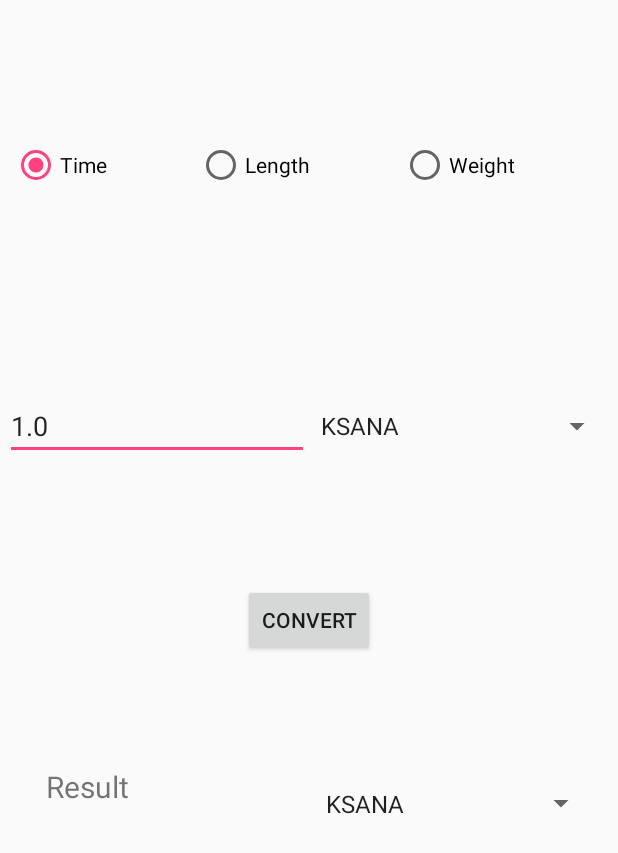
After one commit to slashgk/Ayush-SIH, an Android app: the Calculator screen opened directly, with no data from a screen before it, on a phone screen of 412 x 824 dp. The commit adds this screen. Shown: the top 853 px of the screen. Run offline under Robolectric (Android 15) with nearby library versions, the phone set to English and light mode, and no system bars.

Commit message:
Calculator time done

```diff
--- /dev/null
+++ b/app/src/main/java/com/bitplasma/app/ayush_demo/Calculator.java
@@ -0,0 +1,80 @@
+package com.bitplasma.app.ayush_demo;
+
+import android.support.v7.app.AppCompatActivity;
+import android.os.Bundle;
+import android.util.Log;
+import android.view.View;
+import android.widget.AdapterView;
+import android.widget.ArrayAdapter;
+import android.widget.Button;
+import android.widget.EditText;
+import android.widget.RadioButton;
+import android.widget.RadioGroup;
+import android.widget.Spinner;
+import android.widget.TextView;
+import android.widget.Toast;
+
+import org.w3c.dom.Text;
+
+import java.util.HashMap;
+
+public class Calculator extends AppCompatActivity {
+    public static final String LOG_TAG = AyurvedaLoader.class.getName();
+    Spinner sp1,sp2;
+    RadioGroup rg;
+    EditText inp;
+    TextView output;
+    Button converter;
+    @Override
+    protected void onCreate(Bundle savedInstanceState) {
+        super.onCreate(savedInstanceState);
+        setContentView(R.layout.activity_calculator);
+        rg=(RadioGroup)findViewById(R.id.RGroup);
+        sp1=(Spinner)findViewById(R.id.sp);
+        sp2=(Spinner)findViewById(R.id.output_sp);
+        inp=(EditText)findViewById(R.id.inp);
+        converter=(Button)findViewById(R.id.convert_bt);
+       // converter.setOnClickListener();
+        String arraySpinner[] = getResources().getStringArray(R.array.time_array);
+        ArrayAdapter<String> adapter = new ArrayAdapter<String>(Calculator.this,
+                android.R.layout.simple_spinner_item, arraySpinner);
+        adapter.setDropDownViewResource(android.R.layout.simple_spinner_dropdown_item);
+        sp1.setAdapter(adapter);
+        sp2.setAdapter(adapter);
+        output=(TextView)findViewById(R.id.output_tv);
+        converter.setOnClickListener(new Button.OnClickListener()
+        {
+
+            @Override
+            public void onClick(View view) {
+                double input=Double.valueOf(inp.getText().toString());
+                String inp_unit=sp1.getSelectedItem().toString();
+                String out_unit=sp2.getSelectedItem().toString();
+                int selectedId = rg.getCheckedRadioButtonId();
+                RadioButton radioButton = (RadioButton) findViewById(selectedId);
+                Log.e(LOG_TAG,"1");
+                String rad=radioButton.getText().toString();
+                if(rad.equals("Time")){
+                    int i=0;
+                    for(i=0;i<UnitValues.time_units.length;i++){
+                        if(inp_unit.equals(UnitValues.time_units[i])){
+                            break;
+                        }
+                    }
+                    Log.e(LOG_TAG,Integer.valueOf(i).toString());
+                    double seconds = input*UnitValues.time_values[i];
+                    Log.e(LOG_TAG,"3");
+                    for(i=0;i<UnitValues.time_units.length;i++){
+                        if(out_unit.equals(UnitValues.time_units[i])){
+                            break;
+                        }
+                    }
+                    double out_unitss = seconds/UnitValues.time_values[i];
+                    output.setText(Double.valueOf(out_unitss).toString());
+                }
+            }
+        });
+
+    }
+
+}
--- a/app/src/main/java/com/bitplasma/app/ayush_demo/UnitValues.java
+++ b/app/src/main/java/com/bitplasma/app/ayush_demo/UnitValues.java
@@ -1,9 +1,13 @@
 package com.bitplasma.app.ayush_demo;
+
+import java.util.HashMap;
 
 /**
  * Created by slash on 24-03-2018.
  */
 
 public class UnitValues {
+    static String time_units[]={"KSANA","LAVA","NIMESHA","KASTHA","KALA","GHATI","MUHURTA","AHORATRA","PAKSA","MASA","MASA","RITU","AYANA","SAMVATSARA","YUGA","SECOND","MINUTES","HOUR","DAY","MONTHS","YEAR"};
+    static double time_values[]={0.38,0.77,1.55,4.66,140.0,1440.0,2880.0,86400.0,1.296e+6,2.592e+6,5.184e+6,1.577e+7,3.154e+7,1.577e+8,1,};
 
 }
--- /dev/null
+++ b/app/src/main/res/layout/activity_calculator.xml
@@ -0,0 +1,118 @@
+<?xml version="1.0" encoding="utf-8"?>
+<android.support.constraint.ConstraintLayout xmlns:android="http://schemas.android.com/apk/res/android"
+    xmlns:app="http://schemas.android.com/apk/res-auto"
+    xmlns:tools="http://schemas.android.com/tools"
+    android:layout_width="match_parent"
+    android:layout_height="match_parent"
+    tools:context="com.bitplasma.app.ayush_demo.Calculator"
+    tools:layout_editor_absoluteY="25dp">
+
+
+    <RadioGroup
+        android:id="@+id/RGroup"
+        android:layout_width="0dp"
+        android:layout_height="wrap_content"
+        android:layout_marginBottom="81dp"
+        android:layout_marginEnd="8dp"
+        android:layout_marginStart="8dp"
+        android:layout_marginTop="40dp"
+        android:orientation="horizontal"
+        app:layout_constraintBottom_toTopOf="@+id/linearLayout4"
+        app:layout_constraintEnd_toEndOf="parent"
+        app:layout_constraintStart_toStartOf="parent"
+        app:layout_constraintTop_toTopOf="parent">
+
+        <RadioButton
+            android:id="@+id/time"
+            android:layout_width="wrap_content"
+            android:layout_height="wrap_content"
+            android:layout_weight="1"
+            android:checked="true"
+            android:text="Time" />
+
+        <RadioButton
+            android:id="@+id/length"
+            android:layout_width="wrap_content"
+            android:layout_height="wrap_content"
+            android:layout_weight="1"
+            android:text="Length" />
+
+        <RadioButton
+            android:id="@+id/weight"
+            android:layout_width="wrap_content"
+            android:layout_height="wrap_content"
+            android:layout_weight="1"
+            android:text="Weight" />
+    </RadioGroup>
+
+    <LinearLayout
+        android:id="@+id/linearLayout4"
+        android:layout_width="0dp"
+        android:layout_height="wrap_content"
+        android:layout_marginBottom="29dp"
+        android:layout_marginEnd="3dp"
+        android:layout_marginStart="3dp"
+        android:orientation="horizontal"
+        app:layout_constraintBottom_toTopOf="@+id/convert_bt"
+        app:layout_constraintEnd_toEndOf="parent"
+        app:layout_constraintStart_toStartOf="parent"
+        app:layout_constraintTop_toBottomOf="@+id/RGroup">
+
+        <EditText
+            android:id="@+id/inp"
+            android:layout_width="match_parent"
+            android:layout_height="match_parent"
+            android:layout_weight="1"
+            android:ems="10"
+            android:inputType="numberDecimal"
+            android:text="1.0" />
+
+        <Spinner
+            android:id="@+id/sp"
+            android:layout_width="match_parent"
+            android:layout_height="match_parent"
+            android:layout_weight="1" />
+    </LinearLayout>
+
+    <LinearLayout
+        android:id="@+id/linearLayout3"
+        android:layout_width="377dp"
+        android:layout_height="50dp"
+        android:layout_marginBottom="209dp"
+        android:layout_marginEnd="3dp"
+        android:layout_marginStart="10dp"
+        android:orientation="horizontal"
+        app:layout_constraintBottom_toBottomOf="parent"
+        app:layout_constraintEnd_toEndOf="parent"
+        app:layout_constraintStart_toStartOf="parent"
+        app:layout_constraintTop_toBottomOf="@+id/convert_bt">
+
+        <TextView
+            android:id="@+id/output_tv"
+            android:layout_width="match_parent"
+            android:layout_height="match_parent"
+            android:layout_marginLeft="10dp"
+            android:layout_weight="1"
+            android:text="Result"
+            android:textSize="20dp" />
+
+        <Spinner
+            android:id="@+id/output_sp"
+            android:layout_width="match_parent"
+            android:layout_height="match_parent"
+            android:layout_weight="1" />
+    </LinearLayout>
+
+    <Button
+        android:id="@+id/convert_bt"
+        android:layout_width="wrap_content"
+        android:layout_height="wrap_content"
+        android:layout_marginBottom="19dp"
+        android:text="Convert"
+        app:layout_constraintBottom_toTopOf="@+id/linearLayout3"
+        app:layout_constraintEnd_toEndOf="parent"
+        app:layout_constraintStart_toStartOf="parent"
+        app:layout_constraintTop_toBottomOf="@+id/linearLayout4" />
+
+
+</android.support.constraint.ConstraintLayout>
--- /dev/null
+++ b/app/src/main/res/values-w820dp/dimens.xml
@@ -0,0 +1,6 @@
+<resources>
+    <!-- Example customization of dimensions originally defined in res/values/dimens.xml
+         (such as screen margins) for screens with more than 820dp of available width. This
+         would include 7" and 10" devices in landscape (~960dp and ~1280dp respectively). -->
+    <dimen name="activity_horizontal_margin">64dp</dimen>
+</resources>
--- a/app/src/main/res/values/dimens.xml
+++ b/app/src/main/res/values/dimens.xml
@@ -3,4 +3,5 @@
     <dimen name="activity_horizontal_margin">16dp</dimen>
     <dimen name="activity_vertical_margin">16dp</dimen>
     <dimen name="fab_margin">16dp</dimen>
+    <dimen name="appbar_padding_top">8dp</dimen>
 </resources>
--- a/app/src/main/res/values/strings.xml
+++ b/app/src/main/res/values/strings.xml
@@ -2,4 +2,29 @@
     <string name="app_name">Ayush - Demo</string>
     <string name="action_settings">Settings</string>
     <string name="no_internet_connection">No internet connection.</string>
+    <string name="title_activity_main_bottom">MainActivity_bottom</string>
+    <string name="title_home">Barcode</string>
+    <string name="title_dashboard">Speech</string>
+    <string name="title_notifications">Calculator</string>
+
+    <!-- TODO: Remove or change this placeholder text -->
+    <string name="hello_blank_fragment">Hello blank fragment</string>
+    <string name="title_activity_main2">Main2Activity</string>
+    <string name="section_format">Hello World from section: %1$d</string>
+    <string-array name="time_array">
+        <item>KSANA</item>
+        <item>LAVA</item>
+        <item>KALA</item>
+        <item>KASTHA</item>
+        <item>NIMESHA</item>
+        <item>GHATI</item>
+        <item>MUHURTA</item>
+        <item>AHORATRA</item>
+        <item>PAKSA</item>
+        <item>MASA</item>
+        <item>RITU</item>
+        <item>AYANA</item>
+        <item>SAMVATSARA</item>
+        <item>YUGA</item>
+    </string-array>
 </resources>
--- a/app/src/main/res/values/styles.xml
+++ b/app/src/main/res/values/styles.xml
@@ -9,10 +9,13 @@
         <item name="windowNoTitle">true</item>
         <item name="windowActionBar">false</item>
     </style>
+
     <style name="AppTheme.NoActionBar">
         <item name="windowActionBar">false</item>
         <item name="windowNoTitle">true</item>
     </style>
+
     <style name="AppTheme.AppBarOverlay" parent="ThemeOverlay.AppCompat.Dark.ActionBar" />
+
     <style name="AppTheme.PopupOverlay" parent="ThemeOverlay.AppCompat.Light" />
 </resources>
```
Also changed, not shown: app/build.gradle (+5 -2 lines), app/src/main/AndroidManifest.xml (+7 -4 lines), app/src/main/java/com/bitplasma/app/ayush_demo/MainActivity.java (+12 -4 lines), app/src/main/res/drawable/back.xml (+1 -6 lines), app/src/main/res/drawable/ic_dashboard_black_24dp.xml (added, +9 -0 lines), app/src/main/res/drawable/ic_home_black_24dp.xml (added, +9 -0 lines), app/src/main/res/drawable/ic_notifications_black_24dp.xml (added, +9 -0 lines), app/src/main/res/layout/activity_main.xml (+32 -36 lines), app/src/main/res/menu/menu_main2.xml (added, +10 -0 lines), app/src/main/res/menu/navigation.xml (added, +19 -0 lines), app/src/main/res/drawable/barcode_img.png (added).
